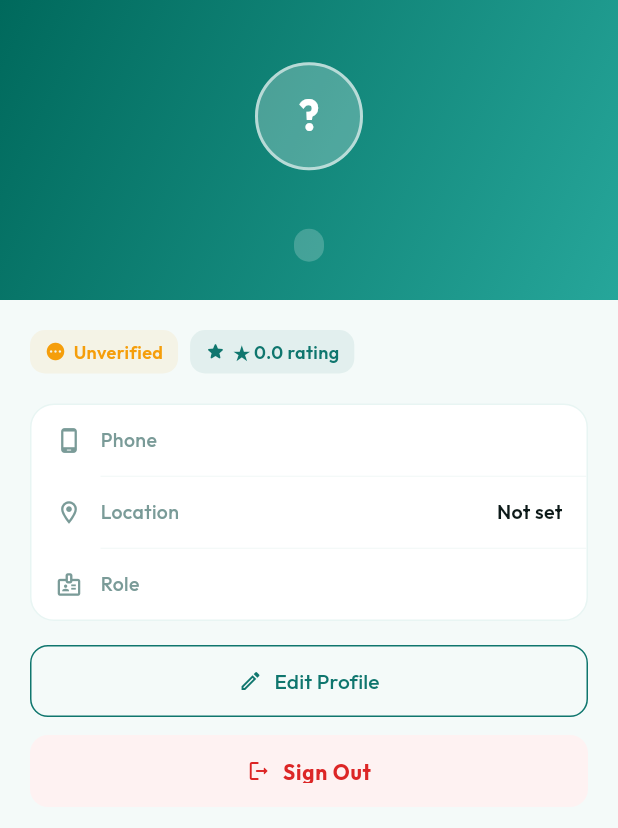
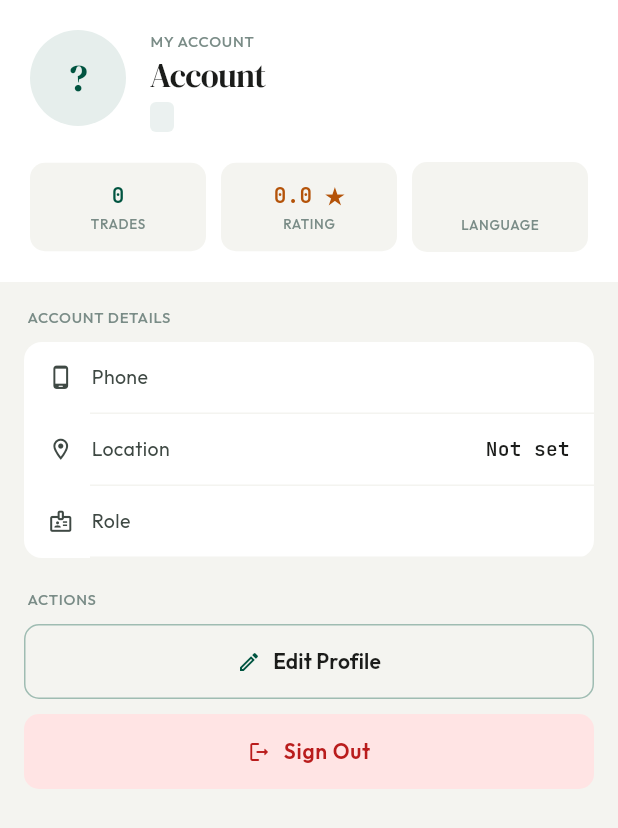
Before and after one commit to paladin-2024/Jonglei-fish-hub, a Flutter app: the ProfileScreen screen opened directly, on a phone screen of 412 x 824 dp. Shown: the top 828 px of the screen. Run offline on Flutter 3.47's test engine with Material 3 defaults, Android fonts, the phone set to English and light mode, and no system bars; our stand-ins replace flutter_map, flutter_secure_storage, google_fonts, latlong2; accounts and stored records are empty.

Commit message:
feat(sprint-1): backend models + API routes, profile screen redesign, listings dashboard page                                                                                                  - Django: FishListing, Order, Shipment, TrackingEvent, TransportJob, BorderClearance models with migrations   - Django: ViewSets + serializers for marketplace, transport, clearance apps wired into core/urls.py   - Django: TokenRefreshView exposed at api/v1/auth/token/refresh/   - Flutter: profile_screen.dart — remove gradient header, apply AppColors/AppTextStyles throughout, add stat   chips, role/verified pills   - Flutter: User model extended with totalTransactions + preferredLanguage fields   - Dashboard: Listings.jsx — KPI cards, sortable table with species avatars, slide-out detail panel   - Dashboard: /listings route, Sidebar + command palette updated   - Docs: SPRINTS.md — full 6-sprint roadmap documented

```diff
--- a/jonglei-mobile/lib/models/user.dart
+++ b/jonglei-mobile/lib/models/user.dart
@@ -7,6 +7,8 @@ class User {
   final String location;
   final bool isVerified;
   final double rating;
+  final int totalTransactions;
+  final String preferredLanguage;
 
   const User({
     required this.id,
@@ -17,6 +19,8 @@ class User {
     required this.location,
     required this.isVerified,
     required this.rating,
+    this.totalTransactions = 0,
+    this.preferredLanguage = 'EN',
   });
 
   factory User.fromJson(Map<String, dynamic> json) => User(
@@ -28,6 +32,8 @@ class User {
         location: json['location'] as String? ?? '',
         isVerified: json['is_verified'] as bool? ?? false,
         rating: double.tryParse(json['rating']?.toString() ?? '0') ?? 0.0,
+        totalTransactions: json['total_transactions'] as int? ?? 0,
+        preferredLanguage: json['preferred_language'] as String? ?? 'EN',
       );
 
   Map<String, dynamic> toJson() => {
@@ -39,5 +45,7 @@ class User {
         'location': location,
         'is_verified': isVerified,
         'rating': rating,
+        'total_transactions': totalTransactions,
+        'preferred_language': preferredLanguage,
       };
 }
--- a/jonglei-mobile/lib/screens/shared/profile_screen.dart
+++ b/jonglei-mobile/lib/screens/shared/profile_screen.dart
@@ -1,6 +1,7 @@
 import 'package:flutter/material.dart';
 import 'package:provider/provider.dart';
 import '../../providers/auth_provider.dart';
+import '../../theme/app_theme.dart';
 
 class ProfileScreen extends StatelessWidget {
   const ProfileScreen({super.key});
@@ -11,149 +12,191 @@ class ProfileScreen extends StatelessWidget {
     if (user == null) return const SizedBox.shrink();
 
     final initials = user.username.isNotEmpty ? user.username[0].toUpperCase() : '?';
-    final stars = (user.rating).clamp(0.0, 5.0);
+    final stars     = user.rating.clamp(0.0, 5.0);
 
     return Scaffold(
-      backgroundColor: const Color(0xFFF4FAF9),
+      backgroundColor: AppColors.surfaceLow,
       body: CustomScrollView(
         slivers: [
-          SliverAppBar(
-            expandedHeight: 200,
-            pinned: true,
-            automaticallyImplyLeading: false,
-            flexibleSpace: FlexibleSpaceBar(
-              background: Container(
-                decoration: const BoxDecoration(
-                  gradient: LinearGradient(
-                    begin: Alignment.topLeft,
-                    end: Alignment.bottomRight,
-                    colors: [Color(0xFF00695C), Color(0xFF26A69A)],
+          // ── Flat header — no gradient (impeccable rule) ──────────────────
+          SliverToBoxAdapter(
+            child: Container(
+              color: AppColors.surface,
+              padding: EdgeInsets.fromLTRB(
+                  20, MediaQuery.of(context).padding.top + 20, 20, 20),
+              child: Column(
+                crossAxisAlignment: CrossAxisAlignment.start,
+                children: [
+                  // Identity row
+                  Row(
+                    crossAxisAlignment: CrossAxisAlignment.start,
+                    children: [
+                      // Avatar — tonal circle, no border
+                      Container(
+                        width: 64,
+                        height: 64,
+                        decoration: BoxDecoration(
+                          color: AppColors.primary.withValues(alpha: 0.1),
+                          shape: BoxShape.circle,
+                        ),
+                        child: Center(
+                          child: Text(
+                            initials,
+                            style: AppTextStyles.display(26,
+                                color: AppColors.primary),
                           ),
                         ),
-                child: SafeArea(
+                      ),
+                      const SizedBox(width: 16),
+                      Expanded(
                         child: Column(
-                    mainAxisAlignment: MainAxisAlignment.center,
+                          crossAxisAlignment: CrossAxisAlignment.start,
                           children: [
-                      const SizedBox(height: 16),
-                      Container(
-                        width: 72,
-                        height: 72,
-                        decoration: BoxDecoration(
-                          color: Colors.white.withValues(alpha: 0.25),
-                          shape: BoxShape.circle,
-                          border: Border.all(color: Colors.white.withValues(alpha: 0.6), width: 2),
+                            Text('MY ACCOUNT',
+                                style: AppTextStyles.label(10,
+                                    color: AppColors.onSurfaceFaint)),
+                            const SizedBox(height: 4),
+                            Text(
+                              user.username.isEmpty ? 'Account' : user.username,
+                              style: AppTextStyles.display(22),
                             ),
-                        child: Center(
-                          child: Text(initials,
-                              style: const TextStyle(
-                                color: Colors.white,
-                                fontSize: 28,
-                                fontWeight: FontWeight.w700,
-                              )),
+                            const SizedBox(height: 6),
+                            Row(
+                              children: [
+                                _RolePill(user.roleDisplay),
+                                if (user.isVerified) ...[
+                                  const SizedBox(width: 8),
+                                  _VerifiedPill(),
+                                ],
+                              ],
+                            ),
+                          ],
                         ),
                       ),
-                      const SizedBox(height: 10),
-                      Text(user.username,
-                          style: const TextStyle(
-                            color: Colors.white,
-                            fontSize: 18,
-                            fontWeight: FontWeight.w700,
-                          )),
-                      const SizedBox(height: 4),
-                      Container(
-                        padding: const EdgeInsets.symmetric(horizontal: 10, vertical: 3),
-                        decoration: BoxDecoration(
-                          color: Colors.white.withValues(alpha: 0.2),
-                          borderRadius: BorderRadius.circular(20),
+                    ],
                   ),
-                        child: Text(user.roleDisplay,
-                            style: const TextStyle(
-                              color: Colors.white,
-                              fontSize: 11,
-                              fontWeight: FontWeight.w600,
-                            )),
+
+                  const SizedBox(height: 20),
+
+                  // Stat row — 3 horizontal chips
+                  Row(
+                    children: [
+                      _StatChip(
+                        label: 'TRADES',
+                        value: '${user.totalTransactions}',
+                        color: AppColors.primary,
+                      ),
+                      const SizedBox(width: 10),
+                      _StatChip(
+                        label: 'RATING',
+                        value: '${stars.toStringAsFixed(1)} ★',
+                        color: AppColors.secondary,
+                      ),
+                      const SizedBox(width: 10),
+                      _StatChip(
+                        label: 'LANGUAGE',
+                        value: user.preferredLanguage,
+                        color: AppColors.info,
+                      ),
+                    ],
                   ),
                 ],
               ),
             ),
           ),
-            ),
-          ),
 
+          // ── Content ─────────────────────────────────────────────────────
           SliverToBoxAdapter(
             child: Padding(
-              padding: const EdgeInsets.all(20),
+              padding: const EdgeInsets.all(16),
               child: Column(
                 crossAxisAlignment: CrossAxisAlignment.start,
                 children: [
-                  // Status row
-                  Row(
-                    children: [
-                      _StatusBadge(
-                        label: user.isVerified ? 'Verified' : 'Unverified',
-                        icon: user.isVerified ? Icons.verified_rounded : Icons.pending_rounded,
-                        color: user.isVerified ? const Color(0xFF16A34A) : const Color(0xFFF59E0B),
+                  // Section label
+                  Padding(
+                    padding: const EdgeInsets.only(left: 2, bottom: 10),
+                    child: Text('ACCOUNT DETAILS',
+                        style: AppTextStyles.label(10,
+                            color: AppColors.onSurfaceFaint)),
                   ),
-                      const SizedBox(width: 8),
-                      _StatusBadge(
-                        label: '★ ${stars.toStringAsFixed(1)} rating',
-                        icon: Icons.star_rounded,
-                        color: const Color(0xFF0F766E),
-                      ),
-                    ],
-                  ),
-                  const SizedBox(height: 20),
 
-                  // Info card
+                  // Info rows in a surface card
                   _InfoCard(children: [
-                    _InfoRow(Icons.phone_android_rounded, 'Phone', user.phoneNumber),
-                    const _Divider(),
-                    _InfoRow(Icons.location_on_outlined, 'Location', user.location.isEmpty ? 'Not set' : user.location),
-                    const _Divider(),
+                    _InfoRow(Icons.phone_android_rounded, 'Phone',
+                        user.phoneNumber),
+                    _InfoRow(Icons.location_on_outlined, 'Location',
+                        user.location.isEmpty ? 'Not set' : user.location),
                     _InfoRow(Icons.badge_outlined, 'Role', user.roleDisplay),
                   ]),
 
-                  const SizedBox(height: 16),
+                  const SizedBox(height: 20),
 
-                  // Edit profile
+                  Padding(
+                    padding: const EdgeInsets.only(left: 2, bottom: 10),
+                    child: Text('ACTIONS',
+                        style: AppTextStyles.label(10,
+                            color: AppColors.onSurfaceFaint)),
+                  ),
+
+                  // Edit profile — outlined teal
                   SizedBox(
                     width: double.infinity,
-                    height: 48,
+                    height: 50,
                     child: OutlinedButton.icon(
-                      onPressed: () => ScaffoldMessenger.of(context).showSnackBar(
-                        const SnackBar(content: Text('Profile editing coming soon'), behavior: SnackBarBehavior.floating),
+                      onPressed: () =>
+                          ScaffoldMessenger.of(context).showSnackBar(
+                        SnackBar(
+                          content: Text('Profile editing coming soon',
+                              style: AppTextStyles.ui(13)),
+                          behavior: SnackBarBehavior.floating,
+                          backgroundColor: AppColors.surface,
+                        ),
                       ),
                       icon: const Icon(Icons.edit_outlined, size: 16),
-                      label: const Text('Edit Profile'),
+                      label: Text('Edit Profile',
+                          style: AppTextStyles.ui(14,
+                              weight: FontWeight.w600)),
                       style: OutlinedButton.styleFrom(
-                        foregroundColor: const Color(0xFF0F766E),
-                        side: const BorderSide(color: Color(0xFF0F766E)),
-                        shape: RoundedRectangleBorder(borderRadius: BorderRadius.circular(12)),
+                        foregroundColor: AppColors.primary,
+                        side: BorderSide(
+                            color: AppColors.primary.withValues(alpha: 0.35)),
+                        shape: RoundedRectangleBorder(
+                            borderRadius:
+                                BorderRadius.circular(AppRadius.md)),
                       ),
                     ),
                   ),
 
-                  const SizedBox(height: 12),
+                  const SizedBox(height: 10),
 
-                  // Sign out
+                  // Sign out — danger surface, no border
                   SizedBox(
                     width: double.infinity,
-                    height: 48,
+                    height: 50,
                     child: ElevatedButton.icon(
                       onPressed: () async {
                         await context.read<AuthProvider>().logout();
-                        if (context.mounted) Navigator.pushReplacementNamed(context, '/login');
+                        if (context.mounted) {
+                          Navigator.pushReplacementNamed(context, '/login');
+                        }
                       },
                       icon: const Icon(Icons.logout_rounded, size: 16),
-                      label: const Text('Sign Out'),
+                      label: Text('Sign Out',
+                          style: AppTextStyles.ui(14,
+                              weight: FontWeight.w600,
+                              color: AppColors.danger)),
                       style: ElevatedButton.styleFrom(
-                        backgroundColor: const Color(0xFFFEF2F2),
-                        foregroundColor: const Color(0xFFDC2626),
+                        backgroundColor: AppColors.dangerLight,
+                        foregroundColor: AppColors.danger,
                         elevation: 0,
-                        shape: RoundedRectangleBorder(borderRadius: BorderRadius.circular(12)),
+                        shape: RoundedRectangleBorder(
+                            borderRadius:
+                                BorderRadius.circular(AppRadius.md)),
                       ),
                     ),
                   ),
+
+                  const SizedBox(height: 32),
                 ],
               ),
             ),
@@ -164,30 +207,83 @@ class ProfileScreen extends StatelessWidget {
   }
 }
 
-class _StatusBadge extends StatelessWidget {
+// ── Role pill ──────────────────────────────────────────────────────────────────
+class _RolePill extends StatelessWidget {
   final String label;
-  final IconData icon;
-  final Color color;
-  const _StatusBadge({required this.label, required this.icon, required this.color});
+  const _RolePill(this.label);
 
   @override
   Widget build(BuildContext context) => Container(
-        padding: const EdgeInsets.symmetric(horizontal: 10, vertical: 6),
+        padding:
+            const EdgeInsets.symmetric(horizontal: 8, vertical: 3),
         decoration: BoxDecoration(
-          color: color.withValues(alpha: 0.08),
-          borderRadius: BorderRadius.circular(10),
+          color: AppColors.primary.withValues(alpha: 0.08),
+          borderRadius: BorderRadius.circular(4),
+        ),
+        child: Text(
+          label.toUpperCase(),
+          style: AppTextStyles.label(10,
+              color: AppColors.primary, weight: FontWeight.w700),
+        ),
+      );
+}
+
+// ── Verified pill ─────────────────────────────────────────────────────────────
+class _VerifiedPill extends StatelessWidget {
+  @override
+  Widget build(BuildContext context) => Container(
+        padding:
+            const EdgeInsets.symmetric(horizontal: 8, vertical: 3),
+        decoration: BoxDecoration(
+          color: AppColors.successLight,
+          borderRadius: BorderRadius.circular(4),
         ),
         child: Row(
           mainAxisSize: MainAxisSize.min,
           children: [
-            Icon(icon, size: 14, color: color),
-            const SizedBox(width: 5),
-            Text(label, style: TextStyle(fontSize: 12, fontWeight: FontWeight.w600, color: color)),
+            const Icon(Icons.verified_rounded,
+                size: 11, color: AppColors.success),
+            const SizedBox(width: 4),
+            Text('VERIFIED',
+                style: AppTextStyles.label(10,
+                    color: AppColors.success, weight: FontWeight.w700)),
           ],
         ),
       );
 }
 
+// ── Stat chip ─────────────────────────────────────────────────────────────────
+class _StatChip extends StatelessWidget {
+  final String label;
+  final String value;
+  final Color color;
+  const _StatChip(
+      {required this.label, required this.value, required this.color});
+
+  @override
+  Widget build(BuildContext context) => Expanded(
+        child: Container(
+          padding: const EdgeInsets.symmetric(vertical: 12),
+          decoration: BoxDecoration(
+            color: AppColors.surfaceLow,
+            borderRadius: BorderRadius.circular(AppRadius.md),
+          ),
+          child: Column(
+            children: [
+              Text(value,
+                  style: AppTextStyles.data(14,
+                      weight: FontWeight.w700, color: color)),
+              const SizedBox(height: 2),
+              Text(label,
+                  style: AppTextStyles.label(9,
+                      color: AppColors.onSurfaceFaint)),
+            ],
+          ),
+        ),
+      );
+}
+
+// ── Info card — surface bg, no border ─────────────────────────────────────────
 class _InfoCard extends StatelessWidget {
   final List<Widget> children;
   const _InfoCard({required this.children});
@@ -195,9 +291,8 @@ class _InfoCard extends StatelessWidget {
   @override
   Widget build(BuildContext context) => Container(
         decoration: BoxDecoration(
-          color: Colors.white,
-          borderRadius: BorderRadius.circular(16),
-          border: Border.all(color: const Color(0xFFE8F5F3)),
+          color: AppColors.surface,
+          borderRadius: BorderRadius.circular(AppRadius.card),
         ),
         child: Column(children: children),
       );
@@ -210,25 +305,30 @@ class _InfoRow extends StatelessWidget {
   const _InfoRow(this.icon, this.label, this.value);
 
   @override
-  Widget build(BuildContext context) => Padding(
+  Widget build(BuildContext context) {
+    return Column(
+      children: [
+        Padding(
           padding: const EdgeInsets.symmetric(horizontal: 16, vertical: 14),
           child: Row(
             children: [
-            Icon(icon, size: 18, color: const Color(0xFF7A9B98)),
+              Icon(icon, size: 17, color: AppColors.onSurfaceVariant),
               const SizedBox(width: 12),
               Text(label,
-                style: const TextStyle(fontSize: 13, color: Color(0xFF7A9B98), fontWeight: FontWeight.w500)),
+                  style: AppTextStyles.ui(13,
+                      color: AppColors.onSurfaceVariant)),
               const Spacer(),
               Text(value,
-                style: const TextStyle(fontSize: 13, fontWeight: FontWeight.w600, color: Color(0xFF0D1A19))),
+                  style: AppTextStyles.data(13,
+                      weight: FontWeight.w600)),
             ],
           ),
+        ),
+        Container(
+            height: 1,
+            color: AppColors.surfaceLow,
+            margin: const EdgeInsets.only(left: 44)),
+      ],
     );
   }
-
-class _Divider extends StatelessWidget {
-  const _Divider();
-  @override
-  Widget build(BuildContext context) =>
-      const Divider(height: 1, indent: 46, endIndent: 0, color: Color(0xFFF0F7F6));
 }
```
Also changed, not shown: 6 other files. Lines whose indentation alone changed are shown as unchanged.
